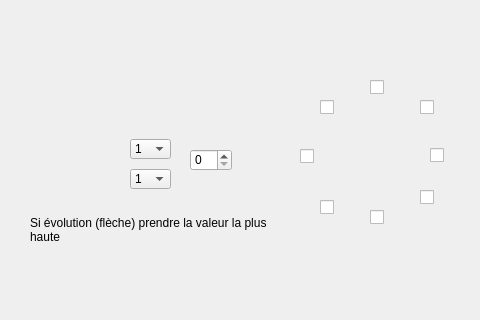
Qt form src/OPERA_dialog_base.ui (azarz/OPERA) before a commit; both pictures show x 0 to 480 and y 281 to 601 of the 584 by 688 pixel window.
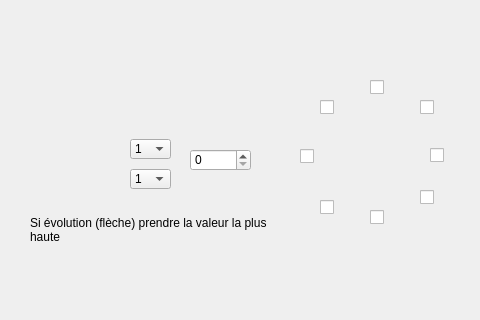
The same form after that commit. Icons and pictures are not drawn.

Commit message: récupération des données BRA entrées dans l'interface

Diff of the .ui file:
```diff
--- a/src/OPERA_dialog_base.ui
+++ b/src/OPERA_dialog_base.ui
@@ -414,10 +414,13 @@
     <rect>
      <x>190</x>
      <y>430</y>
-     <width>42</width>
+     <width>61</width>
      <height>22</height>
     </rect>
    </property>
+   <property name="maximum">
+    <number>9999</number>
+   </property>
   </widget>
   <zorder>label</zorder>
   <zorder>button_box</zorder>
```
The commit also changes 3 other files.
